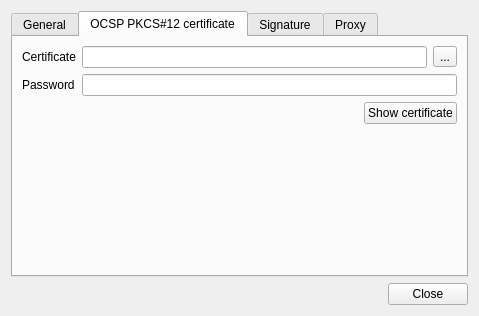
This is client/ui/SettingsDialog.ui in open-eid/qdigidoc as Qt 5 draws it before an edit. The edited form follows.
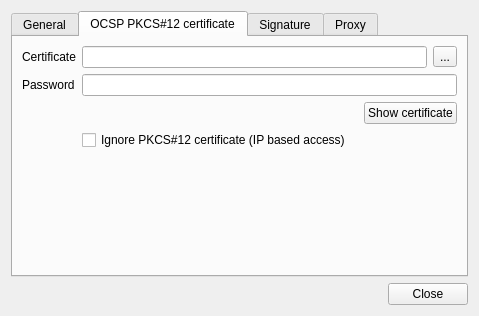
This is the edited form. The open tabs and pages were chosen to show the change.

Commit message: add ignore PKCS#12 option

Patch:
```diff
--- a/client/ui/SettingsDialog.ui
+++ b/client/ui/SettingsDialog.ui
@@ -217,6 +217,13 @@
         </layout>
        </item>
        <item row="3" column="1">
+        <widget class="QCheckBox" name="p12Ignore">
+         <property name="text">
+          <string>Ignore PKCS#12 certificate (IP based access)</string>
+         </property>
+        </widget>
+       </item>
+       <item row="4" column="1">
         <spacer name="tabPKCS12Spacer">
          <property name="orientation">
           <enum>Qt::Vertical</enum>
```
Left out of the diff: 16 changed lines with no effect on the pictures. The commit also changes 6 other files.
